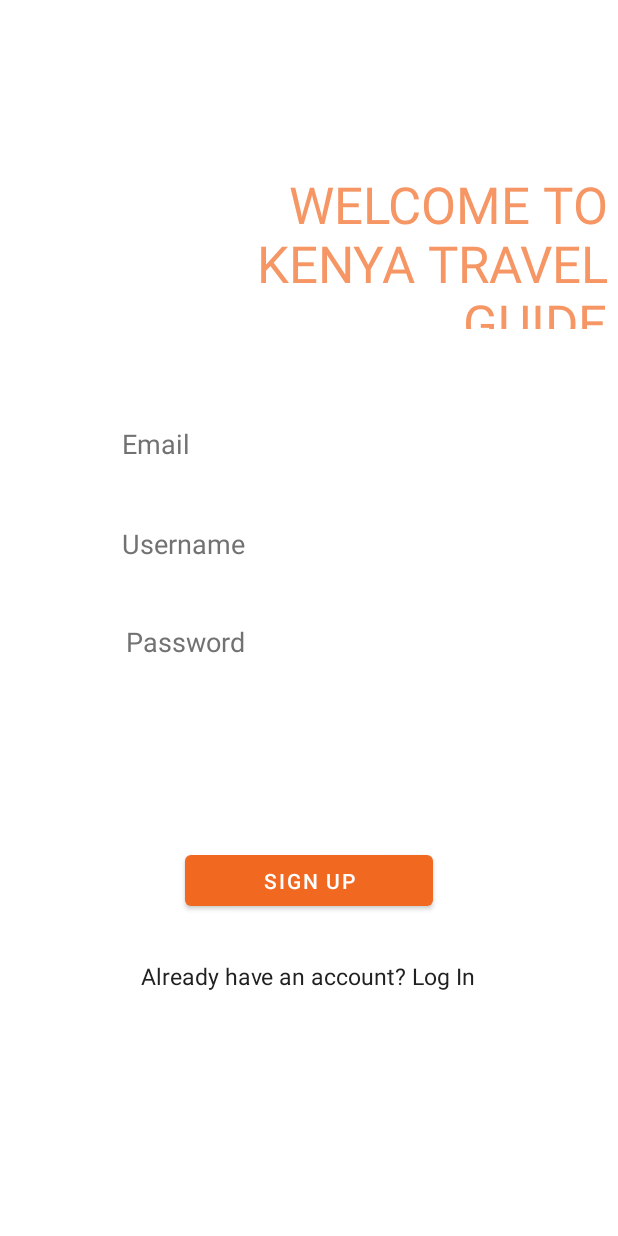
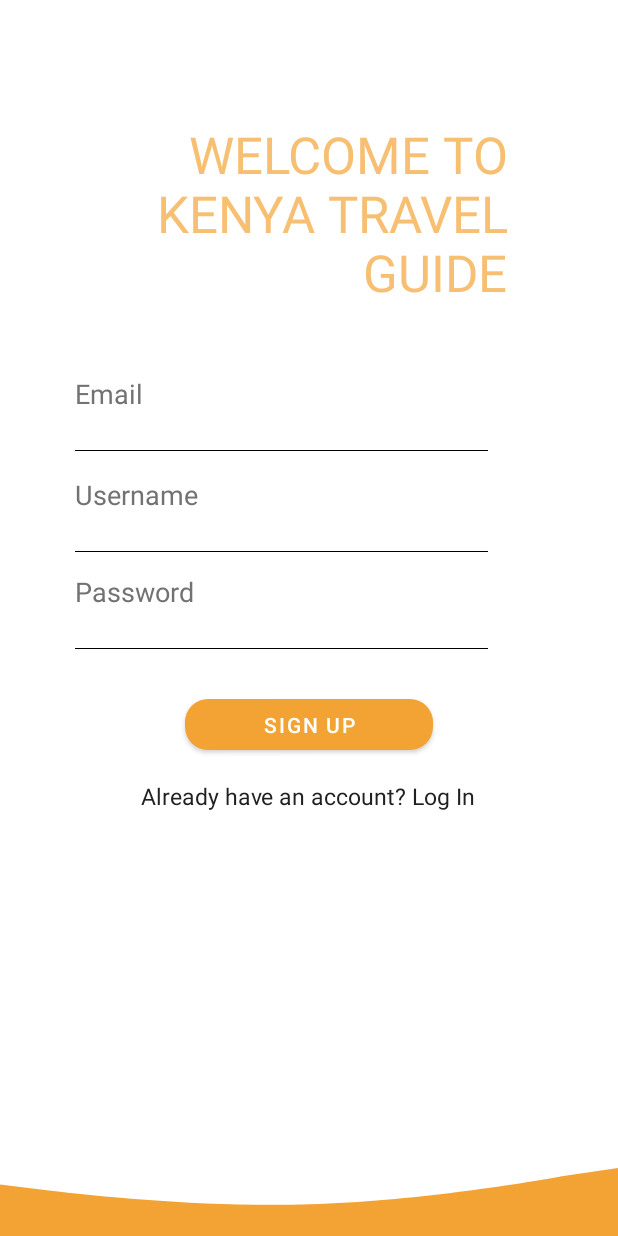
Before and after one commit to EmmanuelaJoy/travel-guide, an Android app: the layout signup.xml on its own in the app's theme, with its tools: preview values and no code run, on a phone screen of 412 x 824 dp. Run offline under Robolectric (Android 15) with nearby library versions, the phone set to English and light mode, and no system bars; Roboto replaces fonts that are not available here.

Commit message:
add a vector in signup and login xml files

```diff
--- a/app/src/main/AndroidManifest.xml
+++ b/app/src/main/AndroidManifest.xml
@@ -16,6 +16,8 @@
                 <category android:name="android.intent.category.LAUNCHER" />
             </intent-filter>
         </activity>
+        <activity android:name=".SignupActivity"></activity>
+        <activity android:name=".LoginActivity"></activity>
         <meta-data
             android:name="preloaded_fonts"
             android:resource="@array/preloaded_fonts" />
--- a/app/src/main/java/com/moringaschool/kenyatravelguide/MainActivity.java
+++ b/app/src/main/java/com/moringaschool/kenyatravelguide/MainActivity.java
@@ -20,7 +20,7 @@ public class MainActivity extends AppCompatActivity {
         mGetStartedButton.setOnClickListener(new View.OnClickListener() {
             @Override
             public void onClick(View view) {
-                Intent intent = new Intent(MainActivity.this, SignupActivity.class);
+                Intent intent = new Intent(MainActivity.this, LoginActivity.class);
                 startActivity(intent);
             }
         });
--- /dev/null
+++ b/app/src/main/res/drawable/ic_orangevector.xml
@@ -0,0 +1,10 @@
+<vector xmlns:android="http://schemas.android.com/apk/res/android"
+    android:width="375dp"
+    android:height="45dp"
+    android:viewportWidth="375"
+    android:viewportHeight="45">
+  <path
+      android:pathData="M0,11L31,15C63,19 125,26 188,24C250,22 313,11 344,5L375,0V45H344C313,45 250,45 188,45C125,45 63,45 31,45H0V11Z"
+      android:fillColor="#F3A333"
+      android:fillType="evenOdd"/>
+</vector>
--- a/app/src/main/res/layout/signup.xml
+++ b/app/src/main/res/layout/signup.xml
@@ -9,18 +9,19 @@
 
     <TextView
         android:id="@+id/welcomeMessage"
-        android:layout_width="304dp"
-        android:layout_height="106dp"
+        android:layout_width="288dp"
+        android:layout_height="wrap_content"
+        android:layout_alignWithParentIfMissing="false"
+        android:layout_alignParentLeft="true"
         android:layout_alignParentTop="false"
-        android:layout_alignParentRight="true"
+        android:layout_alignParentRight="false"
         android:layout_alignParentBottom="false"
-        android:layout_marginLeft="22dp"
-        android:layout_marginTop="113dp"
+        android:layout_marginLeft="50dp"
+        android:layout_marginTop="80dp"
         android:layout_marginRight="7dp"
         android:alpha="0.7"
         android:gravity="end"
-        android:text="WELCOME TO
-        KENYA TRAVEL GUIDE"
+        android:text="WELCOME TO KENYA TRAVEL GUIDE"
         android:textColor="@color/colorPrimary"
         android:textSize="34sp"
         app:fontFamily="@font/passero_one" />
@@ -29,8 +30,10 @@
         android:id="@+id/email"
         android:layout_width="wrap_content"
         android:layout_height="wrap_content"
-        android:layout_marginLeft="81dp"
-        android:layout_marginTop="283dp"
+        android:layout_alignParentLeft="true"
+        android:layout_marginLeft="50dp"
+        android:layout_marginTop="250dp"
+        android:inputType="text"
         android:text="Email"
         android:textColor="@color/colorDivider"
         android:textSize="18sp"
@@ -38,17 +41,20 @@
 
     <View
         android:layout_width="275dp"
-        android:layout_height="0dp"
-        android:layout_marginLeft="81dp"
-        android:layout_marginTop="333dp"
+        android:layout_height="0.5dp"
+        android:layout_marginLeft="50dp"
+        android:layout_marginRight="50dp"
+        android:layout_marginTop="300dp"
         android:background="@android:color/black" />
 
     <TextView
         android:id="@+id/username"
         android:layout_width="wrap_content"
         android:layout_height="wrap_content"
-        android:layout_marginLeft="81dp"
-        android:layout_marginTop="350dp"
+        android:layout_alignParentLeft="true"
+        android:layout_marginLeft="50dp"
+        android:layout_marginTop="317dp"
+        android:inputType="text"
         android:text="Username"
         android:textColor="@color/colorDivider"
         android:textSize="18sp"
@@ -56,17 +62,19 @@
 
     <View
         android:layout_width="275dp"
-        android:layout_height="0dp"
-        android:layout_marginLeft="81dp"
-        android:layout_marginTop="400dp"
+        android:layout_height="0.5dp"
+        android:layout_marginLeft="50dp"
+        android:layout_marginTop="367dp"
         android:background="@android:color/black" />
 
     <TextView
         android:id="@+id/password"
         android:layout_width="wrap_content"
         android:layout_height="wrap_content"
-        android:layout_marginLeft="84dp"
-        android:layout_marginTop="415dp"
+        android:layout_alignParentLeft="true"
+        android:layout_marginLeft="50dp"
+        android:layout_marginTop="382dp"
+        android:inputType="textPassword|numberPassword"
         android:text="Password"
         android:textColor="@color/colorDivider"
         android:textSize="18sp"
@@ -74,9 +82,9 @@
 
     <View
         android:layout_width="275dp"
-        android:layout_height="0dp"
-        android:layout_marginLeft="81dp"
-        android:layout_marginTop="465dp"
+        android:layout_height="0.5dp"
+        android:layout_marginLeft="50dp"
+        android:layout_marginTop="432dp"
         android:background="@android:color/black" />
 
     <Button
@@ -85,13 +93,13 @@
         android:layout_height="46dp"
         android:layout_centerHorizontal="true"
         android:layout_marginStart="99dp"
-        android:layout_marginLeft="99dp"
-        android:layout_marginTop="564dp"
+        android:layout_marginTop="460dp"
         android:text="Sign Up"
         android:textColor="@color/colorSecondaryText"
         app:backgroundTint="@color/colorPrimary"
-        app:cornerRadius="15"
-        app:iconTint="@color/colorPrimary" />
+        app:cornerRadius="15dp"
+        app:iconTint="@color/colorPrimary"
+        android:layout_marginLeft="99dp" />
 
     <TextView
         android:id="@+id/loginLink"
@@ -99,11 +107,16 @@
         android:layout_height="wrap_content"
         android:layout_centerHorizontal="true"
         android:layout_marginLeft="0dp"
-        android:layout_marginTop="640dp"
+        android:layout_marginTop="520dp"
         android:text="Already have an account? Log In"
         android:textColor="@color/colorPrimaryText"
         android:textSize="15sp"
         app:fontFamily="@font/prompt" />
 
+    <View
+        android:layout_width="415dp"
+        android:layout_height="45dp"
+        android:layout_alignParentBottom="true"
+        android:background="@drawable/ic_orangevector" />
 
 </RelativeLayout>
--- a/app/src/main/res/values/colors.xml
+++ b/app/src/main/res/values/colors.xml
@@ -1,6 +1,6 @@
 <?xml version="1.0" encoding="utf-8"?>
 <resources>
-    <color name="colorPrimary">#F16821</color>
+    <color name="colorPrimary">#F3A333</color>
     <color name="colorPrimaryDark">#CD4545</color>
     <color name="colorPrimaryLight">#F3A333</color>
     <color name="colorTextIcons">#F3A333</color>
@@ -10,7 +10,7 @@
     <color name="colorDivider">#727272</color>
     <!-- Theme colors -->
     <color name="colorPrimaryVariant">#F3A333</color>
-    <color name="colorOnPrimary">#F16821</color>
+    <color name="colorOnPrimary">#F3A333</color>
     <color name="colorSecondary">#FFFFFF</color>
     <color name="colorSecondaryVariant">#fafafa</color>
     <color name="colorOnSecondary">#212121</color>
```
Also changed, not shown: app/src/main/res/layout/login.xml (+31 -21 lines).
